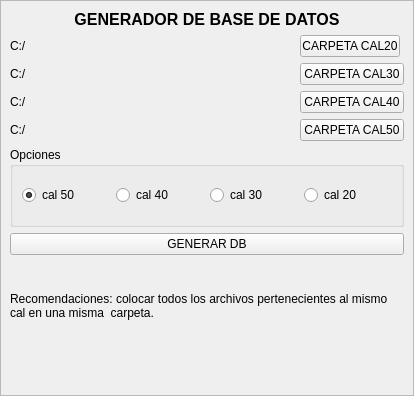
HitrafficGroup/excel_procesor, file mainwindow.ui: the form before one commit.
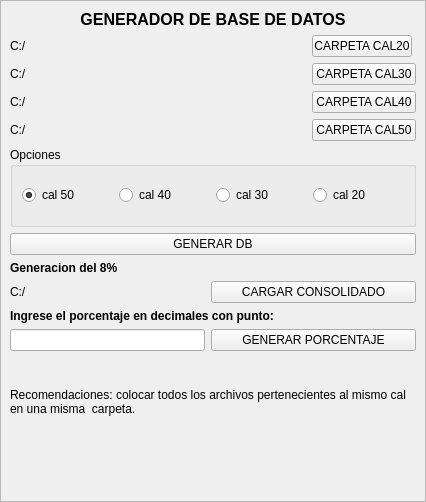
The form after the commit.

What changed in the file:
```diff
--- a/mainwindow.ui
+++ b/mainwindow.ui
@@ -6,8 +6,8 @@
    <rect>
     <x>0</x>
     <y>0</y>
-    <width>414</width>
-    <height>396</height>
+    <width>426</width>
+    <height>502</height>
    </rect>
   </property>
   <property name="windowTitle">
@@ -43,47 +43,6 @@
         <layout class="QHBoxLayout" name="horizontalLayout">
          <item>
           <layout class="QGridLayout" name="gridLayout">
-           <item row="9" column="1" colspan="4">
-            <spacer name="verticalSpacer">
-             <property name="orientation">
-              <enum>Qt::Vertical</enum>
-             </property>
-             <property name="sizeHint" stdset="0">
-              <size>
-               <width>20</width>
-               <height>40</height>
-              </size>
-             </property>
-            </spacer>
-           </item>
-           <item row="1" column="1" colspan="3">
-            <widget class="QLabel" name="path_20">
-             <property name="text">
-              <string>C:/</string>
-             </property>
-            </widget>
-           </item>
-           <item row="7" column="1" colspan="4">
-            <widget class="QPushButton" name="process">
-             <property name="text">
-              <string>GENERAR DB</string>
-             </property>
-            </widget>
-           </item>
-           <item row="4" column="1" colspan="3">
-            <widget class="QLabel" name="path_50">
-             <property name="text">
-              <string>C:/</string>
-             </property>
-            </widget>
-           </item>
-           <item row="3" column="4">
-            <widget class="QPushButton" name="btn40">
-             <property name="text">
-              <string>CARPETA CAL40</string>
-             </property>
-            </widget>
-           </item>
            <item row="4" column="4">
             <widget class="QPushButton" name="btn50">
              <property name="text">
@@ -91,65 +50,13 @@
              </property>
             </widget>
            </item>
-           <item row="3" column="1" colspan="3">
-            <widget class="QLabel" name="path_40">
+           <item row="1" column="1" colspan="3">
+            <widget class="QLabel" name="path_20">
              <property name="text">
               <string>C:/</string>
              </property>
             </widget>
            </item>
-           <item row="0" column="1" colspan="4">
-            <widget class="QLabel" name="label">
-             <property name="font">
-              <font>
-               <pointsize>12</pointsize>
-               <bold>true</bold>
-              </font>
-             </property>
-             <property name="text">
-              <string>GENERADOR DE BASE DE DATOS</string>
-             </property>
-             <property name="alignment">
-              <set>Qt::AlignCenter</set>
-             </property>
-            </widget>
-           </item>
-           <item row="2" column="1" colspan="3">
-            <widget class="QLabel" name="path_30">
-             <property name="text">
-              <string>C:/</string>
-             </property>
-            </widget>
-           </item>
-           <item row="2" column="4">
-            <widget class="QPushButton" name="btn30">
-             <property name="text">
-              <string>CARPETA CAL30</string>
-             </property>
-            </widget>
-           </item>
-           <item row="8" column="1" colspan="4">
-            <widget class="QLabel" name="label_2">
-             <property name="minimumSize">
-              <size>
-               <width>0</width>
-               <height>90</height>
-              </size>
-             </property>
-             <property name="maximumSize">
-              <size>
-               <width>16777215</width>
-               <height>90</height>
-              </size>
-             </property>
-             <property name="text">
-              <string>Recomendaciones: colocar todos los archivos pertenecientes al mismo cal en una misma  carpeta.</string>
-             </property>
-             <property name="wordWrap">
-              <bool>true</bool>
-             </property>
-            </widget>
-           </item>
            <item row="1" column="4">
             <widget class="QPushButton" name="btn20">
              <property name="maximumSize">
@@ -163,6 +70,19 @@
              </property>
             </widget>
            </item>
+           <item row="13" column="1" colspan="4">
+            <spacer name="verticalSpacer">
+             <property name="orientation">
+              <enum>Qt::Vertical</enum>
+             </property>
+             <property name="sizeHint" stdset="0">
+              <size>
+               <width>20</width>
+               <height>40</height>
+              </size>
+             </property>
+            </spacer>
+           </item>
            <item row="6" column="1" colspan="4">
             <widget class="QGroupBox" name="groupBox">
              <property name="minimumSize">
@@ -213,6 +133,134 @@
              </layout>
             </widget>
            </item>
+           <item row="12" column="1" colspan="4">
+            <widget class="QLabel" name="label_2">
+             <property name="minimumSize">
+              <size>
+               <width>0</width>
+               <height>90</height>
+              </size>
+             </property>
+             <property name="maximumSize">
+              <size>
+               <width>16777215</width>
+               <height>90</height>
+              </size>
+             </property>
+             <property name="text">
+              <string>Recomendaciones: colocar todos los archivos pertenecientes al mismo cal en una misma  carpeta.</string>
+             </property>
+             <property name="wordWrap">
+              <bool>true</bool>
+             </property>
+            </widget>
+           </item>
+           <item row="8" column="1" colspan="2">
+            <widget class="QLabel" name="label_3">
+             <property name="font">
+              <font>
+               <bold>true</bold>
+              </font>
+             </property>
+             <property name="text">
+              <string>Generacion del 8%</string>
+             </property>
+            </widget>
+           </item>
+           <item row="3" column="4">
+            <widget class="QPushButton" name="btn40">
+             <property name="text">
+              <string>CARPETA CAL40</string>
+             </property>
+            </widget>
+           </item>
+           <item row="9" column="3" colspan="2">
+            <widget class="QPushButton" name="consolidado">
+             <property name="text">
+              <string>CARGAR CONSOLIDADO</string>
+             </property>
+            </widget>
+           </item>
+           <item row="4" column="1" colspan="3">
+            <widget class="QLabel" name="path_50">
+             <property name="text">
+              <string>C:/</string>
+             </property>
+            </widget>
+           </item>
+           <item row="2" column="4">
+            <widget class="QPushButton" name="btn30">
+             <property name="text">
+              <string>CARPETA CAL30</string>
+             </property>
+            </widget>
+           </item>
+           <item row="7" column="1" colspan="4">
+            <widget class="QPushButton" name="process">
+             <property name="text">
+              <string>GENERAR DB</string>
+             </property>
+            </widget>
+           </item>
+           <item row="0" column="1" colspan="4">
+            <widget class="QLabel" name="label">
+             <property name="font">
+              <font>
+               <pointsize>12</pointsize>
+               <bold>true</bold>
+              </font>
+             </property>
+             <property name="text">
+              <string>GENERADOR DE BASE DE DATOS</string>
+             </property>
+             <property name="alignment">
+              <set>Qt::AlignCenter</set>
+             </property>
+            </widget>
+           </item>
+           <item row="9" column="1" colspan="2">
+            <widget class="QLabel" name="txtPorcent">
+             <property name="text">
+              <string>C:/</string>
+             </property>
+            </widget>
+           </item>
+           <item row="2" column="1" colspan="3">
+            <widget class="QLabel" name="path_30">
+             <property name="text">
+              <string>C:/</string>
+             </property>
+            </widget>
+           </item>
+           <item row="3" column="1" colspan="3">
+            <widget class="QLabel" name="path_40">
+             <property name="text">
+              <string>C:/</string>
+             </property>
+            </widget>
+           </item>
+           <item row="11" column="3" colspan="2">
+            <widget class="QPushButton" name="btnporcent">
+             <property name="text">
+              <string>GENERAR PORCENTAJE</string>
+             </property>
+            </widget>
+           </item>
+           <item row="11" column="1" colspan="2">
+            <widget class="QLineEdit" name="porcentaje"/>
+           </item>
+           <item row="10" column="1" colspan="3">
+            <widget class="QLabel" name="label_5">
+             <property name="font">
+              <font>
+               <bold>true</bold>
+              </font>
+             </property>
+             <property name="text">
+              <string>Ingrese el porcentaje en decimales con punto:</string>
+             </property>
+            </widget>
+           </item>
           </layout>
          </item>
         </layout>
```
